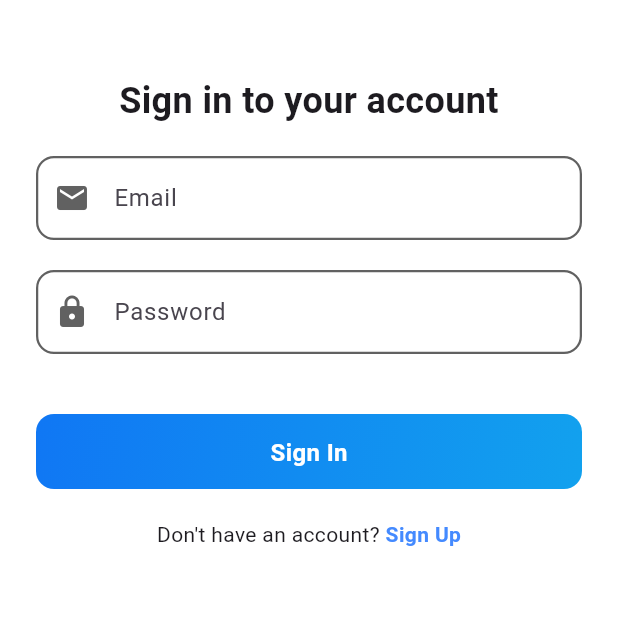
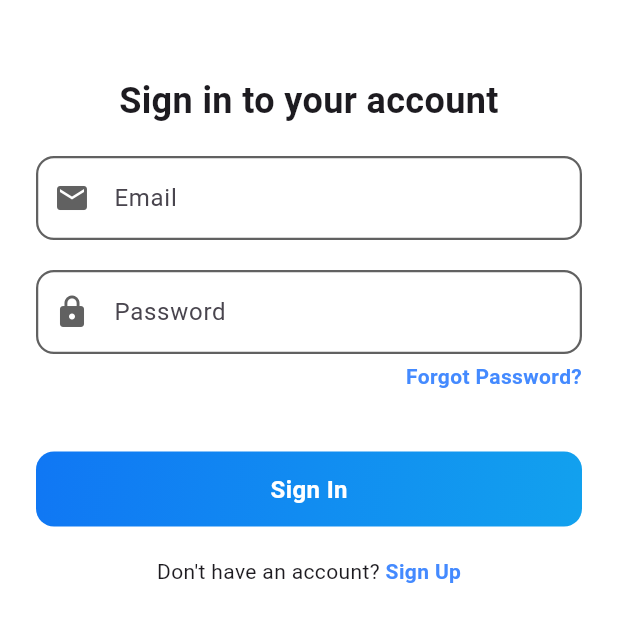
Before and after one commit to faizanali49/tracker-mobile-app, a Flutter app: the screen it shows after launch, on a phone screen of 412 x 824 dp, the part 345-987 px from its top. Run offline on Flutter 3.47's test engine with Material 3 defaults, Android fonts, the phone set to English and light mode, and no system bars; our stand-ins replace cloud_firestore, easy_stepper, email_validator, firebase_auth, firebase_core, firebase_storage and 6 more; accounts and stored records are empty.

Commit message:
9-25-25 commit 1

```diff
--- a/lib/routes/router.dart
+++ b/lib/routes/router.dart
@@ -1,5 +1,6 @@
 import 'package:go_router/go_router.dart';
 import 'package:trackermobile/services/auth/sign_in_auth_gate.dart';
+import 'package:trackermobile/views/company_authentication/forget_password_view.dart';
 import 'package:trackermobile/views/company_authentication/sign_in_view.dart';
 import 'package:trackermobile/views/company_authentication/singn_up_view.dart';
 import 'package:trackermobile/views/home/add_employee.dart';
@@ -19,6 +20,11 @@
     GoRoute(path: '/signup', builder: (context, state) => SignupView()),
     GoRoute(path: '/home', builder: (context, state) => HomeView()),
     GoRoute(path: '/login', builder: (context, state) => SignInView()),
+
+    GoRoute(
+      path: '/forgot-password',
+      builder: (context, state) => ForgetPassword(),
+    ),
     // GoRoute(
     //   name: 'employee',
     //   path: '/employee/:id', // Add slash between path and parameter
--- a/lib/services/auth/sign_in_auth.dart
+++ b/lib/services/auth/sign_in_auth.dart
@@ -25,7 +25,10 @@
       }
 
       // 2. Verify company document
-      final doc = await _firestore.collection('companies').doc(user.email).get();
+      final doc = await _firestore
+          .collection('companies')
+          .doc(user.email)
+          .get();
       if (!doc.exists) {
         await _auth.signOut();
         _logger.w('$email is not a registered company');
--- a/lib/views/company_authentication/sign_in_view.dart
+++ b/lib/views/company_authentication/sign_in_view.dart
@@ -51,7 +51,6 @@
   Widget build(BuildContext context) {
     final loginState = ref.watch(signInControllerProvider);
 
-
     return Scaffold(
       backgroundColor: Colors.white,
       body: SingleChildScrollView(
@@ -97,6 +96,23 @@
                       return null;
                     },
                   ),
+                  const SizedBox(height: 5),
+                  // Forget Password Button
+                  Align(
+                    alignment: Alignment.centerRight,
+                    child: InkWell(
+                      onTap: () {
+                        context.push('/forgot-password');
+                      },
+                      child: const Text(
+                        "Forgot Password?",
+                        style: TextStyle(
+                          color: Colors.blueAccent,
+                          fontWeight: FontWeight.bold,
+                        ),
+                      ),
+                    ),
+                  ),
                   const SizedBox(height: 40),
                   SizedBox(
                     height: 50,
--- a/lib/views/home/add_employee.dart
+++ b/lib/views/home/add_employee.dart
@@ -1,5 +1,3 @@
-// lib/screens/add_employee_screen.dart
-import 'dart:io';
 import 'package:firebase_auth/firebase_auth.dart';
 import 'package:flutter/material.dart';
 import 'package:flutter_riverpod/flutter_riverpod.dart';
--- a/lib/views/home/employee_detail_view.dart
+++ b/lib/views/home/employee_detail_view.dart
@@ -30,7 +30,7 @@
   late DateTime _selectedDay;
   late List<DateTime> _daysInWeek;
   String? avatarUrl;
-  final _companyEmail = FirebaseAuth.instance.currentUser?.email;
+  // final _companyEmail = FirebaseAuth.instance.currentUser?.email;
 
   @override
   void initState() {
--- a/lib/widgets/employee_list_widget.dart
+++ b/lib/widgets/employee_list_widget.dart
@@ -45,8 +45,7 @@
             radius: 28,
             backgroundColor: Colors.grey[200],
             backgroundImage: NetworkImage(
-              employee.avatarUrl ??
-                  'https://www.gravatar.com/avatar/placeholder?d=mp&s=200',
+              employee.avatarUrl
             ),
           ),
           const SizedBox(width: 16),
--- a/pubspec.yaml
+++ b/pubspec.yaml
@@ -49,6 +49,7 @@
   flutter_riverpod: ^3.0.0
   logger: ^2.6.1
   rxdart: ^0.28.0
+  email_validator: ^3.0.0
 
 dev_dependencies:
   flutter_test:
```
Also changed, not shown: lib/providers/forgot_password_provider.dart (added, +14 -0 lines), lib/services/auth/sign_up_service.dart (+12 -5 lines), lib/views/company_authentication/forget_password_view.dart (added, +55 -0 lines), pubspec.lock.
